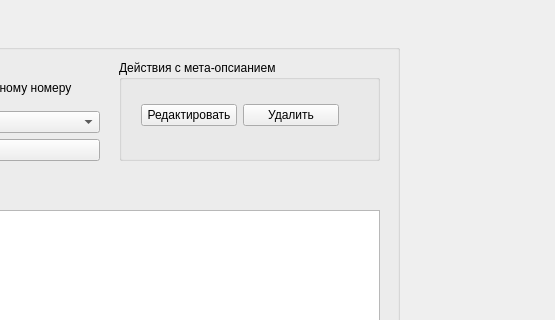
Before: the Qt Designer form meta.ui in AnMikhaylova/project_oop, drawn with Qt 5; both pictures show x 301 to 856 and y 0 to 320 of the 856 by 543 pixel window.
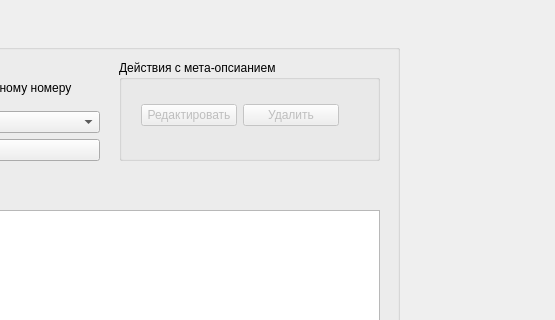
After: the same form once the commit is applied.

Commit message: tooltips are added, the layout in the editvocabulary.cpp is fixed, the width of the combo box is fixed.

The edit to the form file:
```diff
--- a/meta.ui
+++ b/meta.ui
@@ -49,6 +49,9 @@
      <layout class="QHBoxLayout" name="horizontalLayout">
       <item>
        <widget class="QPushButton" name="pushButton_edit">
+        <property name="enabled">
+         <bool>false</bool>
+        </property>
         <property name="text">
          <string>Редактировать</string>
         </property>
@@ -56,6 +59,9 @@
       </item>
       <item>
        <widget class="QPushButton" name="pushButton_delete">
+        <property name="enabled">
+         <bool>false</bool>
+        </property>
         <property name="text">
          <string>Удалить</string>
         </property>
```
The commit also changes 6 other files.
